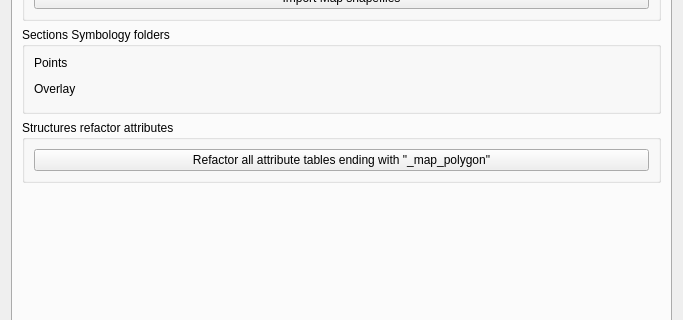
Before: the Qt Designer form sugar_tools_dialog.ui in psigcat/sugartools, drawn with Qt 5; both pictures show x 0 to 683 and y 245 to 565 of the 683 by 792 pixel window.
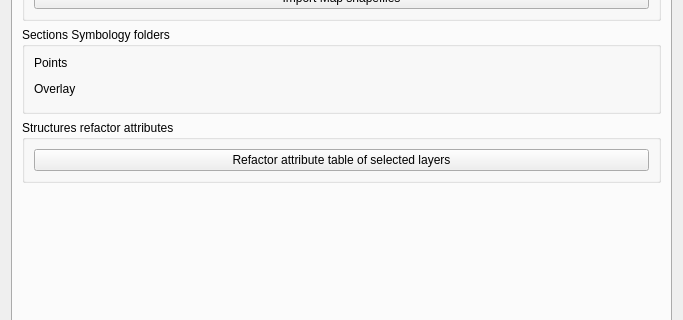
After: the same form once the commit is applied. The open tabs and pages were chosen to show the change. Custom widgets are drawn as their Qt base class.

Commit message: tool 2 structures: modify attribute table of selected layers, fix #23

Diff of the .ui file:
```diff
--- a/sugar_tools_dialog.ui
+++ b/sugar_tools_dialog.ui
@@ -887,7 +887,7 @@
           <item>
            <widget class="QPushButton" name="refactor_structures_attr_btn">
             <property name="text">
-             <string>Refactor all attribute tables ending with &quot;_map_polygon&quot;</string>
+             <string>Refactor attribute table of selected layers</string>
             </property>
            </widget>
           </item>
```
The commit also changes 1 other file.
